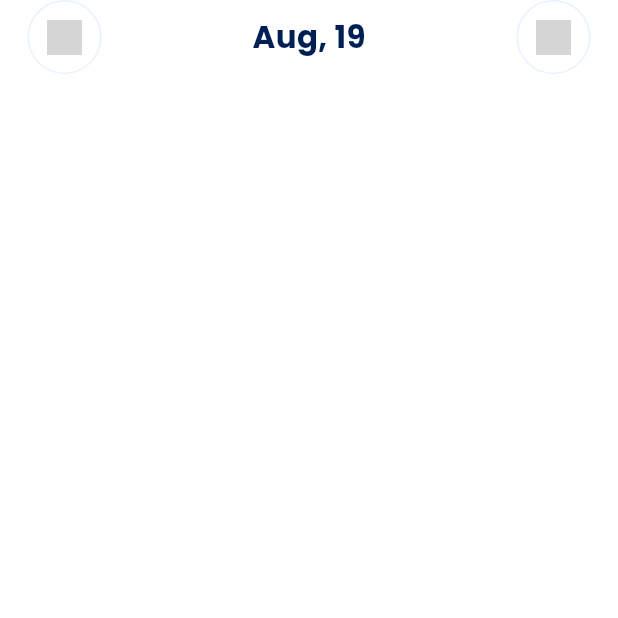
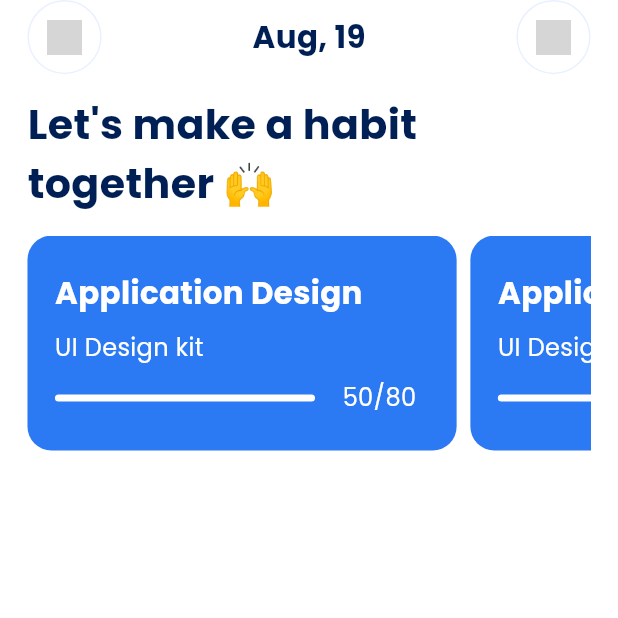
Before and after one commit to AhmedShokry7/Daily-Planner, a Flutter app: the HomeView screen opened directly, on a phone screen of 412 x 824 dp, the top half of it. Run offline on Flutter 3.47's test engine with Material 3 defaults, Android fonts, the phone set to English and light mode, and no system bars; our stand-ins replace bloc, flutter_bloc, flutter_screenutil; grey boxes are pictures that could not be loaded.

Commit message:
creating project container list view

```diff
--- a/lib/ui/views/settings_view.dart
+++ b/lib/ui/views/settings_view.dart
@@ -1,10 +1,15 @@
+import 'package:daily_planner/ui/widgets/custom_app_bar.dart';
 import 'package:flutter/material.dart';
+import 'package:flutter_screenutil/flutter_screenutil.dart';
 
 class SettingsView extends StatelessWidget {
   const SettingsView({super.key});
 
   @override
   Widget build(BuildContext context) {
-    return const Scaffold();
+    return Padding(
+      padding: EdgeInsets.symmetric(horizontal: 16.r),
+      child: const Column(children: [CustomAppBar(title: "Settings")]),
+    );
   }
 }
--- a/lib/ui/widgets/custom_app_bar.dart
+++ b/lib/ui/widgets/custom_app_bar.dart
@@ -2,7 +2,6 @@ import 'package:daily_planner/core/strings.dart';
 import 'package:daily_planner/ui/widgets/app_bar_btn.dart';
 import 'package:flutter/material.dart';
 import 'package:flutter_screenutil/flutter_screenutil.dart';
-import 'package:intl/intl.dart';
 
 class CustomAppBar extends StatelessWidget {
   final String title;
@@ -14,7 +13,7 @@ class CustomAppBar extends StatelessWidget {
       child: Row(
         mainAxisAlignment: MainAxisAlignment.spaceBetween,
         children: [
-          const AppBarBtn(image: sideBar),
+          const AppBarBtn(image: notifications),
           Text(
             title,
             style: TextStyle(
--- /dev/null
+++ b/lib/ui/widgets/custom_title_text.dart
@@ -0,0 +1,20 @@
+import 'package:daily_planner/core/strings.dart';
+import 'package:flutter/material.dart';
+import 'package:flutter_screenutil/flutter_screenutil.dart';
+
+class CustomTitleText extends StatelessWidget {
+  final String title;
+  const CustomTitleText({super.key, required this.title});
+
+  @override
+  Widget build(BuildContext context) {
+    return Text(
+      title,
+      style: TextStyle(
+        fontSize: 24.sp,
+        fontWeight: FontWeight.bold,
+        color: kdarkBlueColor,
+      ),
+    );
+  }
+}
--- a/lib/ui/widgets/home_view_body.dart
+++ b/lib/ui/widgets/home_view_body.dart
@@ -1,4 +1,6 @@
 import 'package:daily_planner/ui/widgets/custom_app_bar.dart';
+import 'package:daily_planner/ui/widgets/custom_title_text.dart';
+import 'package:daily_planner/ui/widgets/projects_container_listview.dart';
 import 'package:flutter/material.dart';
 import 'package:flutter_screenutil/flutter_screenutil.dart';
 import 'package:intl/intl.dart';
@@ -11,12 +13,13 @@ class HomeViewBody extends StatelessWidget {
     return Padding(
       padding: EdgeInsets.symmetric(horizontal: 16.r),
       child: Column(
+        crossAxisAlignment: CrossAxisAlignment.start,
         children: [
-          SafeArea(
-            child: CustomAppBar(
-              title: DateFormat("MMM, dd").format(DateTime.now()),
-            ),
-          ),
+          CustomAppBar(title: DateFormat("MMM, dd").format(DateTime.now())),
+          SizedBox(height: 12.h),
+          const CustomTitleText(title: "Let's make a habit together 🙌"),
+          SizedBox(height: 12.h),
+          const ProjectsContainerListview(),
         ],
       ),
     );
--- /dev/null
+++ b/lib/ui/widgets/projects_container_listview.dart
@@ -0,0 +1,77 @@
+import 'package:daily_planner/core/strings.dart';
+import 'package:flutter/material.dart';
+import 'package:flutter_screenutil/flutter_screenutil.dart';
+
+class ProjectsContainerListview extends StatelessWidget {
+  const ProjectsContainerListview({super.key});
+
+  @override
+  Widget build(BuildContext context) {
+    return SizedBox(
+      height: 120.h,
+      child: ListView.separated(
+        scrollDirection: Axis.horizontal,
+        itemCount: 3,
+        itemBuilder: (context, index) => ProjectsContainerBody(),
+        separatorBuilder: (BuildContext context, int index) =>
+            SizedBox(width: 8.w),
+      ),
+    );
+  }
+}
+
+class ProjectsContainerBody extends StatelessWidget {
+  const ProjectsContainerBody({super.key});
+
+  @override
+  Widget build(BuildContext context) {
+    return Container(
+      padding: EdgeInsets.all(16.r),
+      width: 250.w,
+      height: 150.h,
+      decoration: BoxDecoration(
+        color: kBlueColor,
+        borderRadius: BorderRadius.circular(16),
+      ),
+      child: Column(
+        crossAxisAlignment: CrossAxisAlignment.start,
+        mainAxisAlignment: MainAxisAlignment.spaceAround,
+        children: [
+          Text(
+            "Application Design",
+            style: TextStyle(
+              fontSize: 18.sp,
+              fontWeight: FontWeight.bold,
+              color: kWhiteColor,
+            ),
+          ),
+          Text(
+            "UI Design kit",
+            style: TextStyle(fontSize: 14.sp, color: kWhiteColor),
+          ),
+          Row(
+            children: [
+              Expanded(
+                flex: 3,
+                child: Container(
+                  height: 4.h,
+                  decoration: BoxDecoration(
+                    color: kWhiteColor,
+                    borderRadius: BorderRadius.circular(100),
+                  ),
+                ),
+              ),
+              SizedBox(width: 16.w),
+              Expanded(
+                child: Text(
+                  "50/80",
+                  style: TextStyle(fontSize: 14.sp, color: kWhiteColor),
+                ),
+              ),
+            ],
+          ),
+        ],
+      ),
+    );
+  }
+}
```
